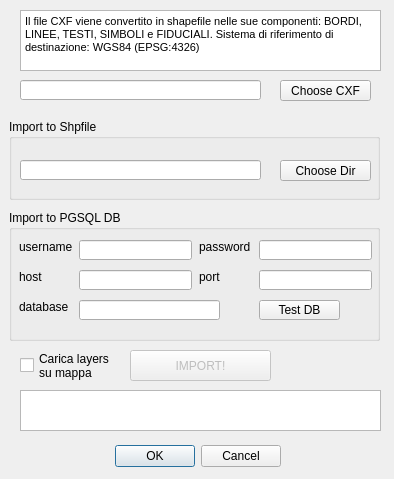
Above: ImportCatastoCXF/import_catasto_cxf_dockwidget_base.ui from Verticalsrl/plugin_ImportCatastoCXF before the change. Below: the same form after it.
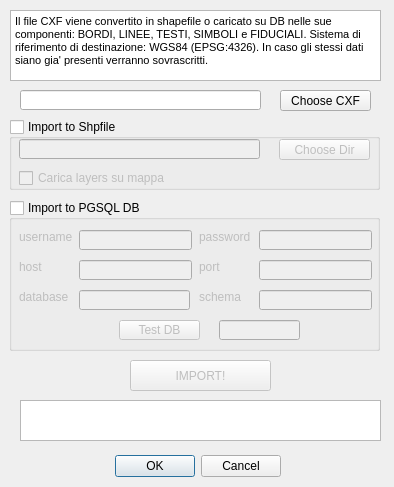
That is the form after the change.

Commit message: Versione 01 del plugin Import Catasto CXF

The edit to the form file:
```diff
--- a/ImportCatastoCXF/import_catasto_cxf_dockwidget_base.ui
+++ b/ImportCatastoCXF/import_catasto_cxf_dockwidget_base.ui
@@ -7,7 +7,7 @@
     <x>0</x>
     <y>0</y>
     <width>394</width>
-    <height>479</height>
+    <height>487</height>
    </rect>
   </property>
   <property name="windowTitle">
@@ -17,7 +17,7 @@
    <property name="geometry">
     <rect>
      <x>100</x>
-     <y>440</y>
+     <y>450</y>
      <width>181</width>
      <height>32</height>
     </rect>
@@ -32,10 +32,10 @@
   <widget class="QTextBrowser" name="txtHelp">
    <property name="geometry">
     <rect>
-     <x>20</x>
+     <x>10</x>
      <y>10</y>
-     <width>361</width>
-     <height>61</height>
+     <width>371</width>
+     <height>71</height>
     </rect>
    </property>
    <property name="html">
@@ -43,31 +43,14 @@
 &lt;html&gt;&lt;head&gt;&lt;meta name=&quot;qrichtext&quot; content=&quot;1&quot; /&gt;&lt;style type=&quot;text/css&quot;&gt;
 p, li { white-space: pre-wrap; }
 &lt;/style&gt;&lt;/head&gt;&lt;body style=&quot; font-family:'MS Shell Dlg 2'; font-size:8.15094pt; font-weight:400; font-style:normal;&quot;&gt;
-&lt;p style=&quot; margin-top:0px; margin-bottom:0px; margin-left:0px; margin-right:0px; -qt-block-indent:0; text-indent:0px;&quot;&gt;&lt;span style=&quot; font-size:8.15094pt;&quot;&gt;Il file CXF viene convertito in shapefile nelle sue componenti: BORDI, LINEE, TESTI, SIMBOLI e FIDUCIALI. Sistema di riferimento di destinazione: WGS84 (EPSG:4326)&lt;/span&gt;&lt;/p&gt;&lt;/body&gt;&lt;/html&gt;</string>
-   </property>
-  </widget>
-  <widget class="QCheckBox" name="chkActivate">
-   <property name="enabled">
-    <bool>true</bool>
-   </property>
-   <property name="geometry">
-    <rect>
-     <x>20</x>
-     <y>350</y>
-     <width>101</width>
-     <height>31</height>
-    </rect>
-   </property>
-   <property name="text">
-    <string>Carica layers
-su mappa</string>
+&lt;p style=&quot; margin-top:0px; margin-bottom:0px; margin-left:0px; margin-right:0px; -qt-block-indent:0; text-indent:0px;&quot;&gt;&lt;span style=&quot; font-size:8.15094pt;&quot;&gt;Il file CXF viene convertito in shapefile o caricato su DB nelle sue componenti: BORDI, LINEE, TESTI, SIMBOLI e FIDUCIALI. Sistema di riferimento di destinazione: WGS84 (EPSG:4326). In caso gli stessi dati siano gia' presenti verranno sovrascritti.&lt;/span&gt;&lt;/p&gt;&lt;/body&gt;&lt;/html&gt;</string>
    </property>
   </widget>
   <widget class="QToolButton" name="fileBrowse_btn">
    <property name="geometry">
     <rect>
      <x>280</x>
-     <y>80</y>
+     <y>90</y>
      <width>91</width>
      <height>21</height>
     </rect>
@@ -76,34 +59,11 @@
     <string>Choose CXF</string>
    </property>
   </widget>
-  <widget class="QToolButton" name="dirBrowse_btn">
-   <property name="geometry">
-    <rect>
-     <x>280</x>
-     <y>160</y>
-     <width>91</width>
-     <height>21</height>
-    </rect>
-   </property>
-   <property name="text">
-    <string>Choose Dir</string>
-   </property>
-  </widget>
   <widget class="QLineEdit" name="fileBrowse_txt">
    <property name="geometry">
     <rect>
      <x>20</x>
-     <y>80</y>
-     <width>241</width>
-     <height>20</height>
-    </rect>
-   </property>
-  </widget>
-  <widget class="QLineEdit" name="dirBrowse_txt">
-   <property name="geometry">
-    <rect>
-     <x>20</x>
-     <y>160</y>
+     <y>90</y>
      <width>241</width>
      <height>20</height>
     </rect>
@@ -116,7 +76,7 @@
    <property name="geometry">
     <rect>
      <x>130</x>
-     <y>350</y>
+     <y>360</y>
      <width>141</width>
      <height>31</height>
     </rect>
@@ -129,7 +89,7 @@
    <property name="geometry">
     <rect>
      <x>20</x>
-     <y>390</y>
+     <y>400</y>
      <width>361</width>
      <height>41</height>
     </rect>
@@ -141,25 +101,73 @@
      <x>9</x>
      <y>119</y>
      <width>371</width>
-     <height>81</height>
+     <height>71</height>
     </rect>
    </property>
    <property name="title">
     <string>Import to Shpfile</string>
    </property>
+   <property name="checkable">
+    <bool>true</bool>
+   </property>
+   <property name="checked">
+    <bool>false</bool>
+   </property>
+   <widget class="QLineEdit" name="dirBrowse_txt">
+    <property name="geometry">
+     <rect>
+      <x>10</x>
+      <y>20</y>
+      <width>241</width>
+      <height>20</height>
+     </rect>
+    </property>
+   </widget>
+   <widget class="QToolButton" name="dirBrowse_btn">
+    <property name="geometry">
+     <rect>
+      <x>270</x>
+      <y>20</y>
+      <width>91</width>
+      <height>21</height>
+     </rect>
+    </property>
+    <property name="text">
+     <string>Choose Dir</string>
+    </property>
+   </widget>
+   <widget class="QCheckBox" name="chkActivate">
+    <property name="geometry">
+     <rect>
+      <x>10</x>
+      <y>50</y>
+      <width>241</width>
+      <height>18</height>
+     </rect>
+    </property>
+    <property name="text">
+     <string>Carica layers su mappa</string>
+    </property>
+   </widget>
   </widget>
   <widget class="QGroupBox" name="groupBox_2">
    <property name="geometry">
     <rect>
      <x>9</x>
-     <y>210</y>
+     <y>200</y>
      <width>371</width>
-     <height>131</height>
+     <height>151</height>
     </rect>
    </property>
    <property name="title">
     <string>Import to PGSQL DB</string>
    </property>
+   <property name="checkable">
+    <bool>true</bool>
+   </property>
+   <property name="checked">
+    <bool>false</bool>
+   </property>
    <widget class="QLabel" name="label">
     <property name="geometry">
      <rect>
@@ -218,7 +226,7 @@
      <rect>
       <x>70</x>
       <y>90</y>
-      <width>141</width>
+      <width>111</width>
       <height>20</height>
      </rect>
     </property>
@@ -278,8 +286,8 @@
    <widget class="QToolButton" name="testDB">
     <property name="geometry">
      <rect>
-      <x>250</x>
-      <y>90</y>
+      <x>110</x>
+      <y>120</y>
       <width>81</width>
       <height>20</height>
      </rect>
@@ -288,6 +296,39 @@
      <string>Test DB</string>
     </property>
    </widget>
+   <widget class="QLineEdit" name="testAnswer">
+    <property name="geometry">
+     <rect>
+      <x>210</x>
+      <y>120</y>
+      <width>81</width>
+      <height>20</height>
+     </rect>
+    </property>
+   </widget>
+   <widget class="QLineEdit" name="schemaDB">
+    <property name="geometry">
+     <rect>
+      <x>250</x>
+      <y>90</y>
+      <width>113</width>
+      <height>20</height>
+     </rect>
+    </property>
+   </widget>
+   <widget class="QLabel" name="label_6">
+    <property name="geometry">
+     <rect>
+      <x>190</x>
+      <y>90</y>
+      <width>54</width>
+      <height>14</height>
+     </rect>
+    </property>
+    <property name="text">
+     <string>schema</string>
+    </property>
+   </widget>
   </widget>
   <zorder>groupBox</zorder>
   <zorder>button_box</zorder>
```
Left out of the diff: 25 changed lines with no effect on the pictures. The commit also changes 5 other files.
